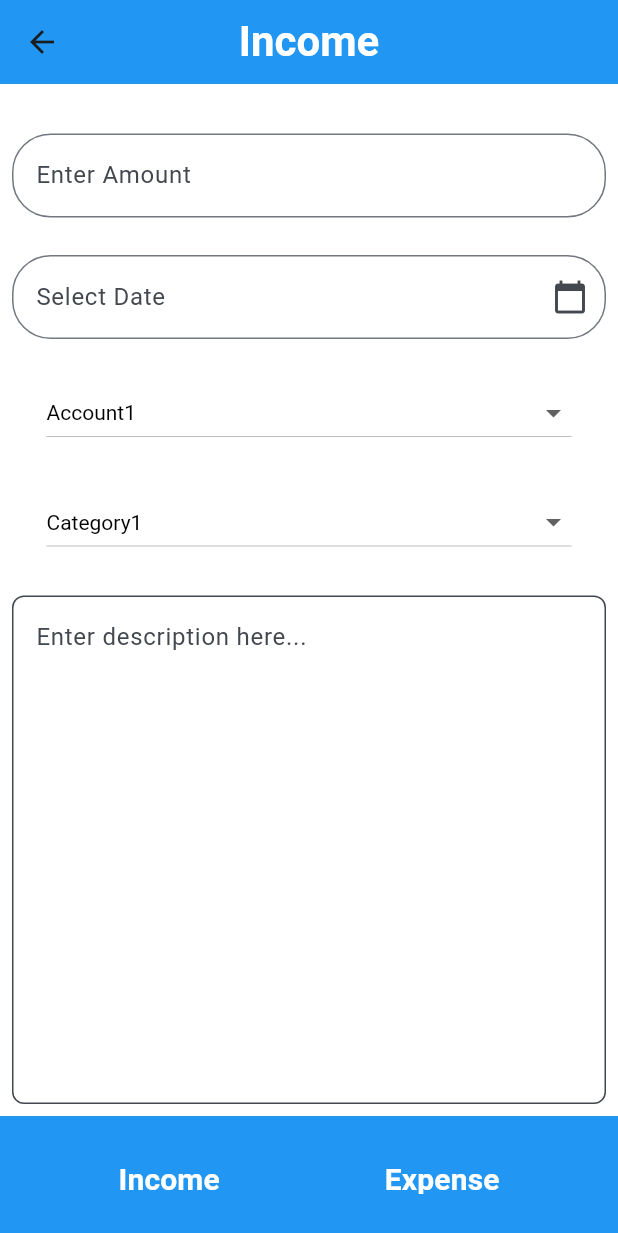
After one commit to JamesMeta/Budget-365, a Flutter app: the ReportCreationWidgetRedo screen opened directly, on a phone screen of 412 x 824 dp. The commit adds this screen. Shown: the top 1233 px of the screen. Run offline on Flutter 3.47's test engine with Material 3 defaults, Android fonts, the light colour scheme and no system bars; our stand-ins replace sqflite, supabase_flutter; accounts and stored records are empty.

Commit message:
Redesigned Report page

```diff
--- a/client/lib/main.dart
+++ b/client/lib/main.dart
@@ -4,6 +4,7 @@ import 'package:flutter/material.dart';
 import 'package:budget_365/report/report_tile_widget.dart';
 import 'package:budget_365/report/report.dart';
 import 'package:budget_365/report/report_creation_widget.dart';
+import 'package:budget_365/report/report_creation_widget_redo.dart';//temp
 import 'package:budget_365/utility/settings.dart';
 import 'package:budget_365/visualization/data_visualization_widget.dart';
 import 'package:budget_365/group/groups_overview_widget.dart';
@@ -358,7 +359,7 @@ class _Budget365WidgetState extends State<Budget365Widget> {
   void _goToReportBuilder() {
     Navigator.push(
       context,
-      MaterialPageRoute(builder: (context) => const ReportCreationWidget()),
+      MaterialPageRoute(builder: (context) => const ReportCreationWidgetRedo()),
     );
   }
 
--- /dev/null
+++ b/client/lib/report/report_creation_widget_redo.dart
@@ -0,0 +1,252 @@
+import 'package:flutter/material.dart';
+import 'package:budget_365/report/report_creation.dart';
+import 'package:supabase_flutter/supabase_flutter.dart';
+
+class ReportCreationWidgetRedo extends StatefulWidget {
+  const ReportCreationWidgetRedo({super.key});
+
+  @override
+  State<ReportCreationWidgetRedo> createState() => ReportCreationWidgetRedoState();
+}
+
+class ReportCreationWidgetRedoState extends State<ReportCreationWidgetRedo> {
+  @override
+  Widget build(BuildContext context) {
+    return Scaffold(
+      backgroundColor: Colors.white,
+      appBar: AppBarSection(),
+      body: Stack(children: [
+        Padding(padding: EdgeInsets.all(8.0),
+        child: Column(
+          crossAxisAlignment: CrossAxisAlignment.start,
+          children: [
+            SizedBox(height: 25,),
+            AmountInput(),
+            SizedBox(height: 25,),
+            DateInputSelect(),
+            SizedBox(height: 25,),
+            AccountInput(),
+            SizedBox(height: 25,),
+            CategoryInput(),
+            SizedBox(height: 25,),
+            DescriptionInput(),],
+        ),)
+      ],),
+      bottomNavigationBar: BottomAppBarSection(),
+    );
+  }
+
+  PreferredSizeWidget AppBarSection(){
+    return AppBar(
+      centerTitle: true,
+      // leadingWidth: 50,
+      backgroundColor: Colors.blue,
+      title: Text(
+        "Income",
+        style: const TextStyle(
+                      fontSize: 28,
+                      fontWeight: FontWeight.bold,
+                      color: Colors.white),),
+    );
+  }
+
+  Widget BottomAppBarSection(){
+    return BottomAppBar(
+      color: Colors.blue,
+      child: Padding(
+        padding: EdgeInsets.all(8.0),
+        child: Row(
+          mainAxisAlignment: MainAxisAlignment.spaceAround,
+          children: [
+            TextButton(
+              onPressed: _addIncome,
+              child: Text(
+                "Income",
+                style: const TextStyle(
+                      fontSize: 20,
+                      fontWeight: FontWeight.bold,
+                      color: Colors.white),)),
+            TextButton(
+              onPressed: _addExpense,
+              child: Text(
+                "Expense",
+                style: const TextStyle(
+                      fontSize: 20,
+                      fontWeight: FontWeight.bold,
+                      color: Colors.white),))],
+        ),),);
+  }
+
+  Widget AmountInput(){
+    return TextField(
+      keyboardType: TextInputType.number,
+      decoration: InputDecoration(
+        labelText: "Enter Amount",
+        border: OutlineInputBorder(
+            borderSide: BorderSide(color: Colors.white),
+            borderRadius: BorderRadius.circular(25.7)),
+      ),
+    );
+  }
+  Widget DateInputSelect(){
+    return DateInput();
+  }
+  Widget AccountInput(){
+    return DropdownMenuAccount();
+  }
+  Widget CategoryInput(){
+    return DropdownMenuCategory();
+  }
+  Widget DescriptionInput(){
+    return Expanded(child: TextField(
+      textAlignVertical: TextAlignVertical.top,
+        maxLines: null,
+        expands: true,
+        decoration: InputDecoration(
+          hintText: "Enter description here...",
+          contentPadding: EdgeInsets.symmetric(vertical: 16, horizontal: 12),
+          border: OutlineInputBorder(
+            borderRadius: BorderRadius.circular(8),
+            borderSide: BorderSide(color: Colors.white),
+          ),
+          filled: true,
+          fillColor: Colors.white,
+        ),
+      ),);
+  }
+
+  _addIncome(){}
+  _addExpense(){}
+
+}
+
+class DateInput extends StatefulWidget {
+  DateInput({Key? key}) : super(key: key);
+
+  final TextEditingController dateController =
+      TextEditingController(); // Expose controller
+
+  @override
+  State<DateInput> createState() => _DateInputState();
+}
+
+class _DateInputState extends State<DateInput> {
+  TextEditingController _dateController = TextEditingController();
+  @override
+  void dispose() {
+    _dateController.dispose();
+    super.dispose();
+  }
+
+  Future<void> _selectDate(BuildContext context) async {
+    final DateTime? picked = await showDatePicker(
+        context: context,
+        initialDate: DateTime.now(),
+        firstDate: DateTime(1800),
+        lastDate: DateTime(2100));
+
+    if (picked != null) {
+      setState(() {
+        _dateController.text = "${picked.toLocal()}".split(' ')[0];
+      });
+    }
+  }
+
+  @override
+  Widget build(BuildContext context) {
+    return TextField(
+      controller: _dateController,
+      readOnly: true,
+      decoration: InputDecoration(
+        labelText: 'Select Date',
+        border: OutlineInputBorder(
+            borderSide: BorderSide(color: Colors.white),
+            borderRadius: BorderRadius.circular(25.7)),
+        suffixIcon: Icon(Icons.calendar_today),
+      ),
+      style: TextStyle(
+          fontSize: 16, fontWeight: FontWeight.bold, color: Colors.black),
+      onTap: () => _selectDate(context),
+    );
+  }
+}
+
+class DropdownMenuAccount extends StatefulWidget {
+  const DropdownMenuAccount({super.key});
+
+  @override
+  State<DropdownMenuAccount> createState() => _DropdownMenuAccountState();
+}
+
+class _DropdownMenuAccountState extends State<DropdownMenuAccount> {
+  String? _selectedItem = 'Account1';
+
+  List<String> _items = <String>['Account1', 'Account2', 'Account3'];
+
+  @override
+  Widget build(BuildContext context) {
+    return Center(
+      child: SizedBox(
+        width: 350,
+        child: DropdownButton<String>(
+          style: const TextStyle(color: Colors.black),
+          dropdownColor: Colors.white,
+          menuWidth: 350,
+          isExpanded: true,
+          value: _selectedItem,
+          onChanged: (String? value) {
+            setState(() {
+              _selectedItem = value;
+            });
+          },
+          items: _items.map((String value) {
+            return DropdownMenuItem<String>(
+              value: value,
+              child: Text(value),
+            );
+          }).toList(),
+        ),
+      ),
+    );
+  }
+}
+
+class DropdownMenuCategory extends StatefulWidget {
+  const DropdownMenuCategory({super.key});
+
+  @override
+  State<DropdownMenuCategory> createState() => _DropdownMenuCategoryState();
+}
+
+class _DropdownMenuCategoryState extends State<DropdownMenuCategory> {
+  String? _selectedItem = 'Category1';
+
+  List<String> _items = <String>['Category1', 'Category2', 'Category3'];
+
+  @override
+  Widget build(BuildContext context) {
+    return Center(
+      child: SizedBox(
+        width: 350,
+        child: DropdownButton<String>(
+          style: const TextStyle(color: Colors.black),
+          dropdownColor: Colors.white,
+          menuWidth: 350,
+          isExpanded: true,
+          value: _selectedItem,
+          onChanged: (String? value) {
+            setState(() {
+              _selectedItem = value;
+            });
+          },
+          items: _items.map((String value) {
+            return DropdownMenuItem<String>(
+              value: value,
+              child: Text(value),
+            );
+          }).toList(),
+        ),
+      ),
+    );
+  }
+}
```
